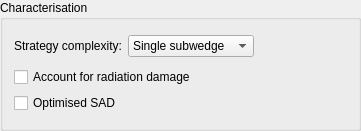
Before: the Qt Designer form Bricks/widgets/ui_files/Qt4_characterise_simple_widget_vertical_layout.ui in mxcube/mxcubeqt, drawn with Qt 5.
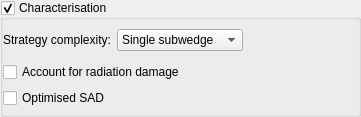
After: the same form once the commit is applied.

```diff
--- a/Bricks/widgets/ui_files/Qt4_characterise_simple_widget_vertical_layout.ui
+++ b/Bricks/widgets/ui_files/Qt4_characterise_simple_widget_vertical_layout.ui
@@ -7,7 +7,7 @@
     <x>0</x>
     <y>0</y>
     <width>361</width>
-    <height>131</height>
+    <height>117</height>
    </rect>
   </property>
   <property name="windowTitle">
@@ -39,7 +39,25 @@
        <property name="title">
         <string>Characterisation</string>
        </property>
+       <property name="checkable">
+        <bool>true</bool>
+       </property>
        <layout class="QHBoxLayout">
+        <property name="spacing">
+         <number>6</number>
+        </property>
+        <property name="leftMargin">
+         <number>0</number>
+        </property>
+        <property name="topMargin">
+         <number>4</number>
+        </property>
+        <property name="rightMargin">
+         <number>0</number>
+        </property>
+        <property name="bottomMargin">
+         <number>0</number>
+        </property>
         <item>
          <layout class="QVBoxLayout">
           <item>
```
